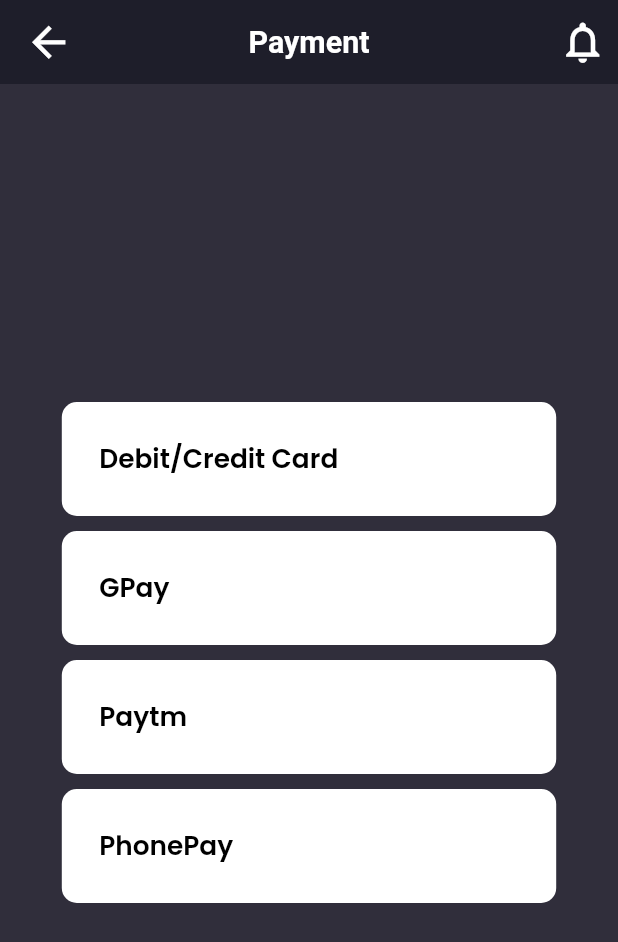
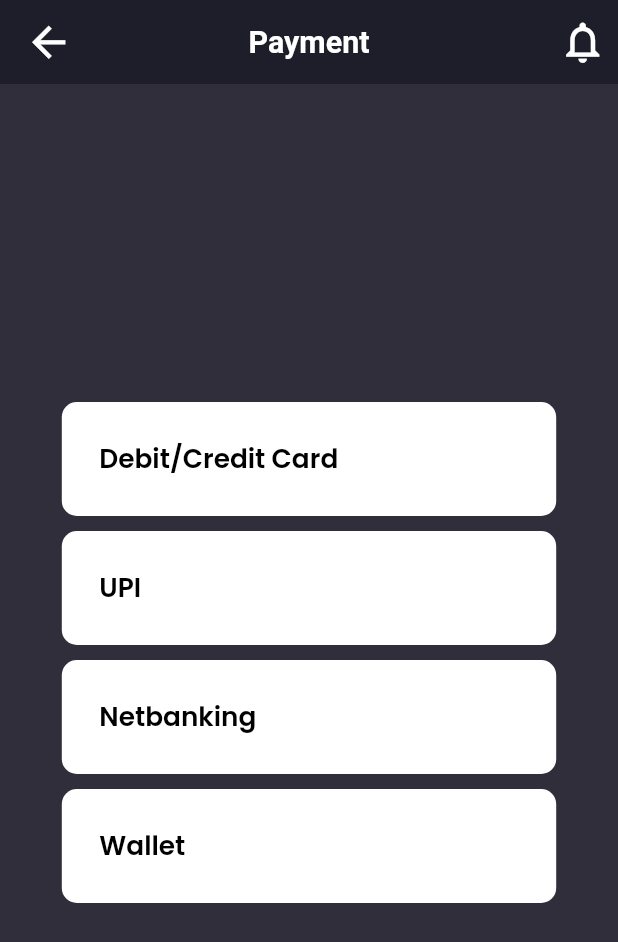
Before and after one commit to Samiksha-Garg/CanteenFoodSystem, a Flutter app: the Payment screen opened directly, on a phone screen of 412 x 824 dp. Shown: the top 942 px of the screen. Run offline on Flutter 3.47's test engine with Material 2 defaults, Android fonts, the phone set to English and light mode, and no system bars; our stand-ins replace animated_text_kit, badges, cached_network_image, cloud_firestore, email_validator, firebase_auth and 3 more; missing offline and left inert: razorpay_flutter; accounts and stored records are empty.

Commit message:
connected orders to backend

```diff
--- a/lib/helper/enums.dart
+++ b/lib/helper/enums.dart
@@ -9,3 +9,7 @@ enum Status {
 enum MenuState { Home, Order, Settings }
 
 enum Categories { Beverages, PackedFood, CookedFood }
+
+enum ModeOfPayment { Wallets, Netbanking, UPI, Card }
+
+enum PaymentState { Success, Pending, Failed, Error }
--- /dev/null
+++ b/lib/models/Orders.dart
@@ -0,0 +1,62 @@
+import 'package:canteen_system/helper/enums.dart';
+import 'package:canteen_system/models/Cart.dart';
+
+class Orders {
+  final String orderId;
+  final List<CartItem> cartItems;
+  final PaymentState paymentStatus;
+  final String razorpayId;
+  final ModeOfPayment paymentMethod;
+  final String signature;
+  final DateTime dateTime;
+  final bool validated;
+
+  Orders(
+      {required this.orderId,
+      required this.cartItems,
+      required this.paymentStatus,
+      required this.razorpayId,
+      required this.paymentMethod,
+      required this.signature,
+      required this.dateTime,
+      required this.validated});
+
+  Map<String, dynamic> toMap() {
+    List<Map<String, dynamic>> list = [];
+
+    for (var item in cartItems) {
+      list.add(item.toMapforOrder());
+    }
+    return {
+      'orderId': orderId,
+      'cartItems': list,
+      'paymentStatus': paymentStatus.name,
+      'razorpayId': razorpayId,
+      'paymentMethod': paymentMethod.name,
+      'signature': signature,
+      'dateTime': dateTime,
+      'validated': validated
+    };
+  }
+
+  factory Orders.fromMap(Map<String, dynamic> map) {
+    List<CartItem> list = [];
+    for (var x in map['cartItems']) {
+      list.add(CartItem.fromMapfromOrder(x));
+    }
+
+    PaymentState paymentState =
+        PaymentState.values.firstWhere((e) => e.name == map['paymentStatus']);
+    ModeOfPayment modeOfPayment =
+        ModeOfPayment.values.firstWhere((e) => e.name == map['paymentMethod']);
+    return Orders(
+        orderId: map['orderId'],
+        cartItems: list,
+        paymentStatus: paymentState,
+        razorpayId: map['razorpayId'],
+        paymentMethod: modeOfPayment,
+        signature: map['signature'],
+        dateTime: map['dateTime'].toDate(),
+        validated: map['validated']);
+  }
+}
--- a/lib/screens/edit_details/edit_details.dart
+++ b/lib/screens/edit_details/edit_details.dart
@@ -18,6 +18,7 @@ class EditDetails extends StatelessWidget {
   @override
   Widget build(BuildContext context) {
     SizeConfig().init(context);
+
     return Scaffold(
       backgroundColor: kPrimaryColor,
       appBar: AppBar(
--- a/lib/screens/landingScreen/landing_home_screen.dart
+++ b/lib/screens/landingScreen/landing_home_screen.dart
@@ -2,6 +2,7 @@ import 'package:canteen_system/helper/enums.dart';
 import 'package:canteen_system/providers/auth_service.dart';
 import 'package:canteen_system/providers/bottom_navigation_bar.dart';
 import 'package:canteen_system/providers/cart_provider.dart';
+import 'package:canteen_system/providers/order_provider.dart';
 import 'package:canteen_system/providers/product_provider.dart';
 import 'package:canteen_system/providers/user_account.dart';
 import 'package:canteen_system/screens/OrderSummary/Components/order_details.dart';
@@ -51,7 +52,9 @@ class _LandingHomeScreenState extends State<LandingHomeScreen> {
     var productProvider = Provider.of<ProductProvider>(context, listen: false);
     var cartProvider = Provider.of<CartProvider>(context, listen: false);
     var userProvider = Provider.of<UserProvider>(context, listen: false);
+    var orderProvider = Provider.of<OrderProvider>(context, listen: false);
     cartProvider.fetchCartItems(userProvider.user.id);
+    orderProvider.fetchAllOrders(userProvider.user.id);
     productProvider.fetchAllProducts();
   }
 
--- a/lib/screens/payment/payment.dart
+++ b/lib/screens/payment/payment.dart
@@ -1,11 +1,28 @@
 import 'package:canteen_system/components/custom_app_bar.dart';
 import 'package:canteen_system/components/custom_navigation_bar.dart';
 import 'package:canteen_system/helper/constants.dart';
+import 'package:canteen_system/helper/enums.dart';
 import 'package:canteen_system/helper/size_config.dart';
+import 'package:canteen_system/providers/place_order.dart';
 import 'package:flutter/material.dart';
+import 'package:provider/src/provider.dart';
 
-class Payment extends StatelessWidget {
+class Payment extends StatefulWidget {
   const Payment({Key? key}) : super(key: key);
+
+  @override
+  State<Payment> createState() => _PaymentState();
+}
+
+class _PaymentState extends State<Payment> {
+  late PlaceOrder placeOrderProvider;
+
+  @override
+  void initState() {
+    placeOrderProvider = Provider.of<PlaceOrder>(context, listen: false);
+    placeOrderProvider.init(context);
+    super.initState();
+  }
 
   @override
   Widget build(BuildContext context) {
@@ -48,7 +65,11 @@ class Payment extends StatelessWidget {
                 SizedBox(
                   height: getProportionateScreenHeight(10),
                 ),
-                Container(
+                InkWell(
+                  onTap: () {
+                    placeOrderProvider.makePayment(ModeOfPayment.Card);
+                  },
+                  child: Container(
                     padding: EdgeInsets.all(25),
                     margin: EdgeInsets.only(bottom: 10),
                     width: getProportionateScreenWidth(300),
@@ -62,7 +83,12 @@ class Payment extends StatelessWidget {
                       style: kHeadingTextStyle.copyWith(color: Colors.black),
                     ),
                   ),
-                Container(
+                ),
+                InkWell(
+                  onTap: () {
+                    placeOrderProvider.makePayment(ModeOfPayment.UPI);
+                  },
+                  child: Container(
                     padding: EdgeInsets.all(25),
                     margin: EdgeInsets.only(bottom: 10),
                     width: getProportionateScreenWidth(300),
@@ -71,12 +97,17 @@ class Payment extends StatelessWidget {
                       borderRadius: BorderRadius.circular(10),
                     ),
                     child: Text(
-                    'GPay',
+                      'UPI',
                       textAlign: TextAlign.start,
                       style: kHeadingTextStyle.copyWith(color: Colors.black),
                     ),
                   ),
-                Container(
+                ),
+                InkWell(
+                  onTap: () {
+                    placeOrderProvider.makePayment(ModeOfPayment.Netbanking);
+                  },
+                  child: Container(
                     padding: EdgeInsets.all(25),
                     margin: EdgeInsets.only(bottom: 10),
                     width: getProportionateScreenWidth(300),
@@ -85,12 +116,17 @@ class Payment extends StatelessWidget {
                       borderRadius: BorderRadius.circular(10),
                     ),
                     child: Text(
-                    'Paytm',
+                      'Netbanking',
                       textAlign: TextAlign.start,
                       style: kHeadingTextStyle.copyWith(color: Colors.black),
                     ),
                   ),
-                Container(
+                ),
+                InkWell(
+                  onTap: () {
+                    placeOrderProvider.makePayment(ModeOfPayment.Wallets);
+                  },
+                  child: Container(
                     padding: EdgeInsets.all(25),
                     margin: EdgeInsets.only(bottom: 10),
                     width: getProportionateScreenWidth(300),
@@ -99,9 +135,10 @@ class Payment extends StatelessWidget {
                       borderRadius: BorderRadius.circular(10),
                     ),
                     child: Text(
-                    'PhonePay',
+                      'Wallet',
                       textAlign: TextAlign.start,
                       style: kHeadingTextStyle.copyWith(color: Colors.black),
+                    ),
                   ),
                 ),
                 // Container(
--- a/pubspec.yaml
+++ b/pubspec.yaml
@@ -61,6 +61,7 @@ dev_dependencies:
   modal_progress_hud_nsn: ^0.3.0 # for Loading effects, etc
   cached_network_image: 3.0.0
   badges: ^2.0.3
+  razorpay_flutter: ^1.3.3
 
 # For information on the generic Dart part of this file, see the
 # following page: https://dart.dev/tools/pub/pubspec
```
Also changed, not shown: lib/main.dart (+9 -1 lines), lib/models/Cart.dart (+19 -1 lines), lib/providers/cart_provider.dart (+22 -7 lines), lib/providers/order_provider.dart (added, +70 -0 lines), lib/providers/place_order.dart (added, +184 -0 lines), lib/screens/OrderSummary/order_summary.dart (deleted, +0 -93 lines), lib/screens/OrderSummary/success_screen.dart (added, +146 -0 lines), 3 other files. Lines whose indentation alone changed are shown as unchanged.
